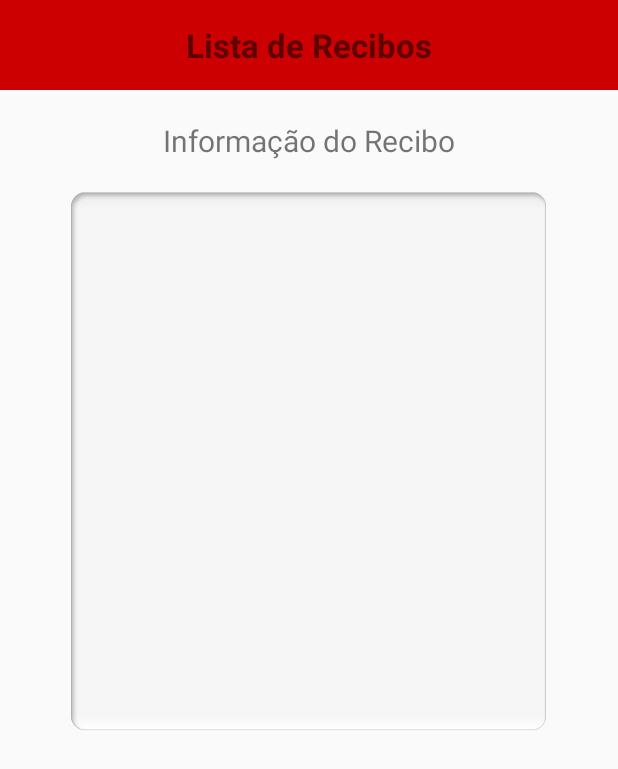
After one commit to ManuelMouta/Receipt-Organizer, an Android app: the ReceiptInfoActivity screen opened directly, with no data from a screen before it, on a phone screen of 412 x 824 dp. The commit adds this screen. Shown: the top 769 px of the screen. Run offline under Robolectric (Android 15) with nearby library versions, the phone set to English and light mode, and no system bars.

Commit message:
ADD - ReceiptInfoActivity.java - New activity added to show receipt info

```diff
--- a/app/src/main/AndroidManifest.xml
+++ b/app/src/main/AndroidManifest.xml
@@ -32,6 +32,9 @@
         <activity
             android:name=".activities.SaveReceiptDetailActivity">
         </activity>
+        <activity
+            android:name=".activities.ReceiptInfoActivity">
+        </activity>
     </application>
 
 </manifest>
--- /dev/null
+++ b/app/src/main/java/com/example/manuel/receiptorganizer/activities/ReceiptInfoActivity.java
@@ -0,0 +1,28 @@
+package com.example.manuel.receiptorganizer.activities;
+
+import android.content.Intent;
+import android.os.Bundle;
+import android.os.PersistableBundle;
+import android.support.v7.app.AppCompatActivity;
+import android.widget.TextView;
+
+import com.example.manuel.receiptorganizer.R;
+
+/**
+ * Created by nb21910 on 04/06/16.
+ */
+public class ReceiptInfoActivity extends AppCompatActivity {
+    private TextView receiptInfoText;
+
+    @Override
+    public void onCreate(Bundle savedInstanceState) {
+        super.onCreate(savedInstanceState);
+        setContentView(R.layout.receipt_info);
+
+        Intent intent = getIntent();
+        String receiptInfo = intent.getStringExtra("receiptInfo");
+
+        receiptInfoText = (TextView) findViewById(R.id.receipt_info);
+        receiptInfoText.setText(receiptInfo);
+    }
+}
--- a/app/src/main/java/com/example/manuel/receiptorganizer/activities/SaveReceiptDetailActivity.java
+++ b/app/src/main/java/com/example/manuel/receiptorganizer/activities/SaveReceiptDetailActivity.java
@@ -47,7 +47,9 @@ public class SaveReceiptDetailActivity extends AppCompatActivity{
                     MainActivity.receiptDBoperation.addReceipt(
                             receiptName.getText().toString(),"Compras",receiptPath,Integer.parseInt((total.getText().toString())),info.getText().toString());
 
-                    finish();
+                    Intent intent = new Intent(getApplicationContext(), MainActivity.class);
+                    intent.setFlags(Intent.FLAG_ACTIVITY_CLEAR_TOP);
+                    startActivity(intent);
                 }catch (Exception e){
                     Toast.makeText(SaveReceiptDetailActivity.this,e.toString(),Toast.LENGTH_LONG).show();
                     Log.d("Save Error: ",e.toString());
--- /dev/null
+++ b/app/src/main/res/layout/receipt_info.xml
@@ -0,0 +1,34 @@
+<?xml version="1.0" encoding="utf-8"?>
+<LinearLayout xmlns:android="http://schemas.android.com/apk/res/android"
+    android:orientation="vertical"
+    android:layout_width="match_parent"
+    android:layout_height="match_parent">
+
+    <include
+        layout="@layout/receipt_list_header"
+        ></include>
+
+    <TextView
+        android:layout_width="wrap_content"
+        android:layout_height="wrap_content"
+        android:layout_gravity="center_horizontal"
+        android:layout_marginTop="20dp"
+        android:text="Informação do Recibo"
+        android:textSize="20dp"
+        />
+
+    <TextView
+        android:id="@+id/receipt_info"
+        android:layout_width="320dp"
+        android:layout_height="wrap_content"
+        android:inputType="textMultiLine|text"
+        android:layout_marginTop="20dp"
+        android:textSize="20dp"
+        android:lines="15"
+        android:gravity="top|left"
+        android:layout_gravity="center_horizontal"
+        android:scrollbars="vertical"
+        android:background="@drawable/textinput_selector"
+        />
+
+</LinearLayout>
```
Also changed, not shown: app/src/main/java/com/example/manuel/receiptorganizer/activities/ListReceiptsActivity.java (+1 -11 lines), app/src/main/java/com/example/manuel/receiptorganizer/utills/ReceiptsListAdapter.java (+23 -2 lines), app/src/main/res/layout/list_of_receipts.xml (+9 -3 lines), app/src/main/res/layout/receipt_list_item.xml (+29 -1 lines).
